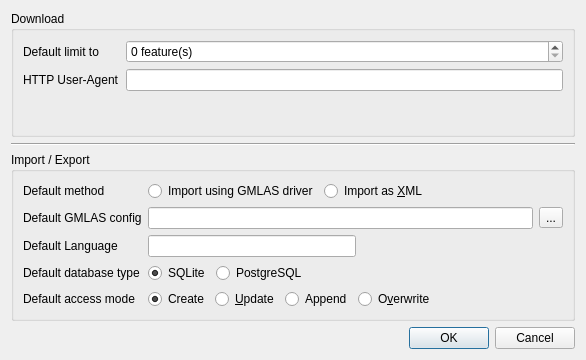
Before: the Qt Designer form gml_application_schema_toolbox/resources/gui/dlg_settings.ui in BRGM/gml_application_schema_toolbox, drawn with Qt 5.
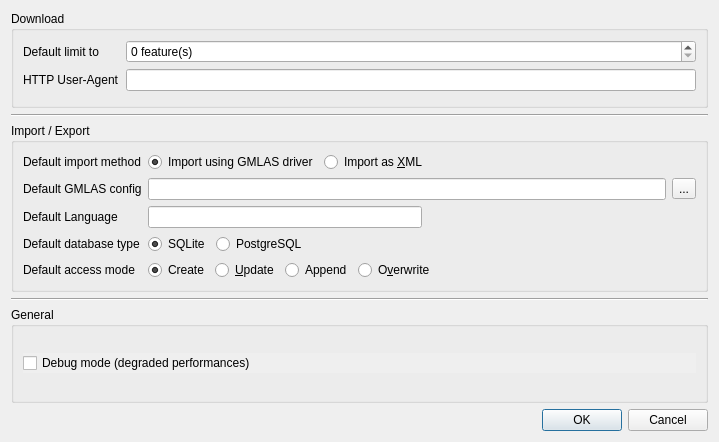
After: the same form once the commit is applied.

Commit message: Add debug mode option #136

Patch:
```diff
--- a/gml_application_schema_toolbox/resources/gui/dlg_settings.ui
+++ b/gml_application_schema_toolbox/resources/gui/dlg_settings.ui
@@ -6,14 +6,27 @@
    <rect>
     <x>0</x>
     <y>0</y>
-    <width>586</width>
-    <height>360</height>
+    <width>719</width>
+    <height>442</height>
    </rect>
   </property>
   <property name="windowTitle">
    <string>Settings</string>
   </property>
   <layout class="QGridLayout" name="gridLayout">
+   <item row="5" column="0">
+    <widget class="QDialogButtonBox" name="buttonBox">
+     <property name="locale">
+      <locale language="English" country="UnitedStates"/>
+     </property>
+     <property name="orientation">
+      <enum>Qt::Horizontal</enum>
+     </property>
+     <property name="standardButtons">
+      <set>QDialogButtonBox::Cancel|QDialogButtonBox::Ok</set>
+     </property>
+    </widget>
+   </item>
    <item row="0" column="0">
     <widget class="QGroupBox" name="downloadGroupBox">
      <property name="toolTip">
@@ -72,13 +85,6 @@
      </layout>
     </widget>
    </item>
-   <item row="1" column="0">
-    <widget class="Line" name="line">
-     <property name="orientation">
-      <enum>Qt::Horizontal</enum>
-     </property>
-    </widget>
-   </item>
    <item row="2" column="0">
     <widget class="QGroupBox" name="importExportGroupBox">
      <property name="title">
@@ -90,7 +96,7 @@
         <item row="0" column="0">
          <widget class="QLabel" name="importMethodLabel">
           <property name="text">
-           <string>Default method</string>
+           <string>Default import method</string>
           </property>
          </widget>
         </item>
@@ -114,6 +120,12 @@
              <property name="text">
               <string>Import using GMLAS driver</string>
              </property>
+             <property name="checked">
+              <bool>true</bool>
+             </property>
+             <attribute name="buttonGroup">
+              <string notr="true">opt_group_import_method</string>
+             </attribute>
             </widget>
            </item>
            <item>
@@ -121,6 +133,12 @@
              <property name="text">
               <string>Import as &amp;XML</string>
              </property>
+             <property name="checked">
+              <bool>false</bool>
+             </property>
+             <attribute name="buttonGroup">
+              <string notr="true">opt_group_import_method</string>
+             </attribute>
             </widget>
            </item>
            <item>
@@ -338,14 +356,55 @@
      </layout>
     </widget>
    </item>
+   <item row="4" column="0">
+    <widget class="QGroupBox" name="grp_global">
+     <property name="locale">
+      <locale language="English" country="UnitedStates"/>
+     </property>
+     <property name="title">
+      <string>General</string>
+     </property>
+     <layout class="QVBoxLayout" name="verticalLayout_2">
+      <item>
+       <widget class="QCheckBox" name="opt_debug">
+        <property name="toolTip">
+         <string>Enable debug mode.</string>
+        </property>
+        <property name="autoFillBackground">
+         <bool>true</bool>
+        </property>
+        <property name="locale">
+         <locale language="English" country="UnitedStates"/>
+        </property>
+        <property name="text">
+         <string>Debug mode (degraded performances)</string>
+        </property>
+        <property name="tristate">
+         <bool>false</bool>
+        </property>
+       </widget>
+      </item>
+     </layout>
+    </widget>
+   </item>
+   <item row="1" column="0">
+    <widget class="Line" name="hrz_line_1">
+     <property name="locale">
+      <locale language="English" country="UnitedStates"/>
+     </property>
+     <property name="orientation">
+      <enum>Qt::Horizontal</enum>
+     </property>
+    </widget>
+   </item>
    <item row="3" column="0">
-    <widget class="QDialogButtonBox" name="buttonBox">
+    <widget class="Line" name="hrz_line_2">
+     <property name="locale">
+      <locale language="English" country="UnitedStates"/>
+     </property>
      <property name="orientation">
       <enum>Qt::Horizontal</enum>
      </property>
-     <property name="standardButtons">
-      <set>QDialogButtonBox::Cancel|QDialogButtonBox::Ok</set>
-     </property>
     </widget>
    </item>
   </layout>
```
Left out of the diff: 28 changed lines with no effect on the pictures. The commit also changes 1 other file.
